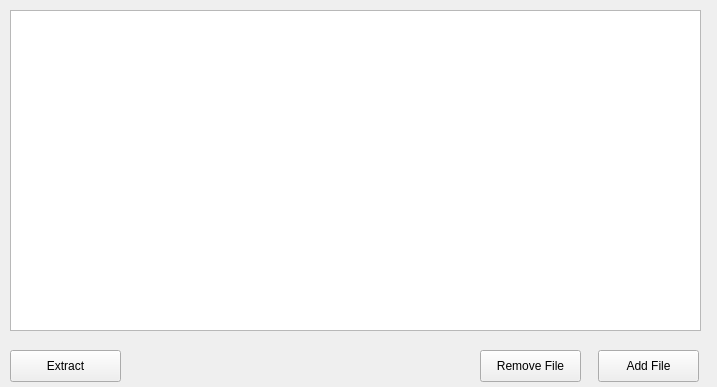
Old version of the form src/asammdf/arloo/ui/multifile_widget.ui in the repository hayarobi/asammdf.
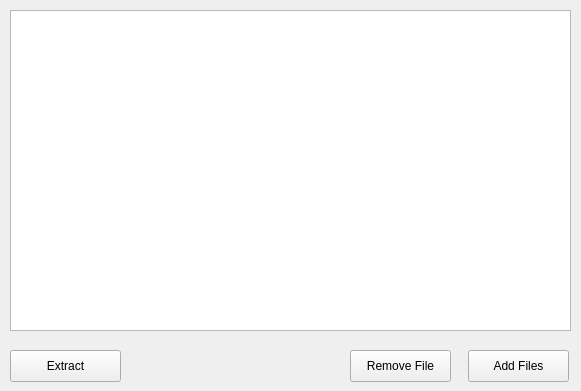
New version of the form.

```diff
--- a/src/asammdf/arloo/ui/multifile_widget.ui
+++ b/src/asammdf/arloo/ui/multifile_widget.ui
@@ -6,8 +6,8 @@
    <rect>
     <x>0</x>
     <y>0</y>
-    <width>717</width>
-    <height>387</height>
+    <width>581</width>
+    <height>391</height>
    </rect>
   </property>
   <property name="windowTitle">
@@ -18,7 +18,7 @@
     <rect>
      <x>10</x>
      <y>10</y>
-     <width>691</width>
+     <width>561</width>
      <height>321</height>
     </rect>
    </property>
@@ -50,14 +50,14 @@
   <widget class="QPushButton" name="addButton">
    <property name="geometry">
     <rect>
-     <x>598</x>
+     <x>468</x>
      <y>350</y>
      <width>101</width>
      <height>32</height>
     </rect>
    </property>
    <property name="text">
-    <string>Add File</string>
+    <string>Add Files</string>
    </property>
    <property name="autoDefault">
     <bool>true</bool>
@@ -66,7 +66,7 @@
   <widget class="QPushButton" name="removeButton">
    <property name="geometry">
     <rect>
-     <x>480</x>
+     <x>350</x>
      <y>350</y>
      <width>101</width>
      <height>32</height>
```
